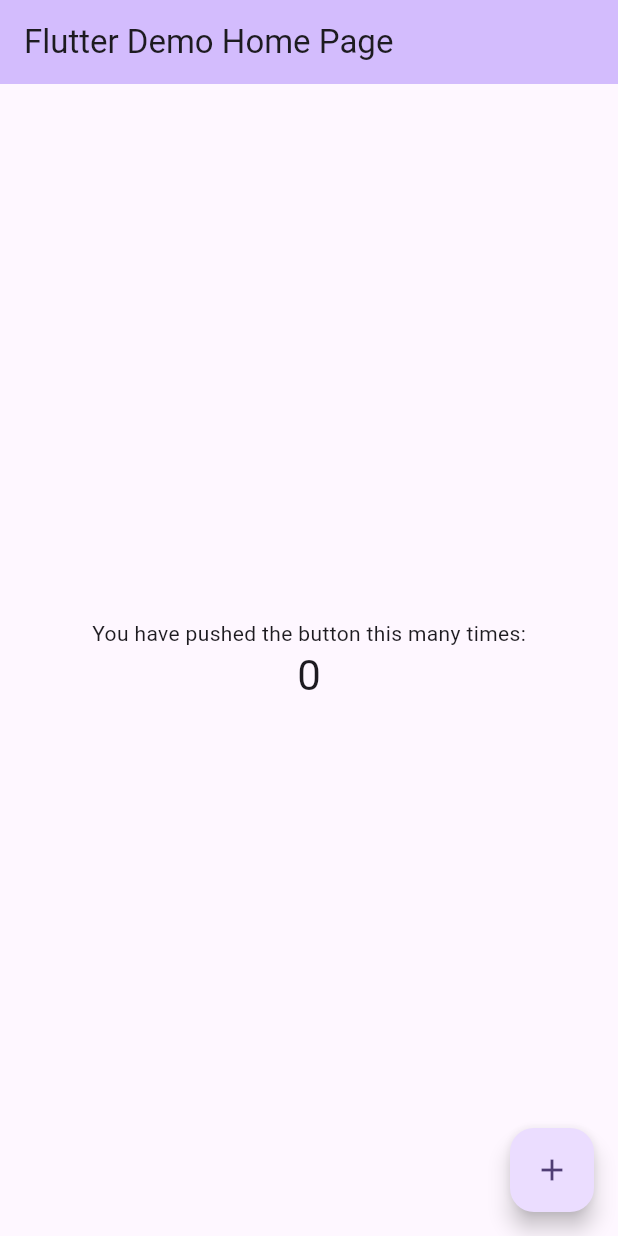
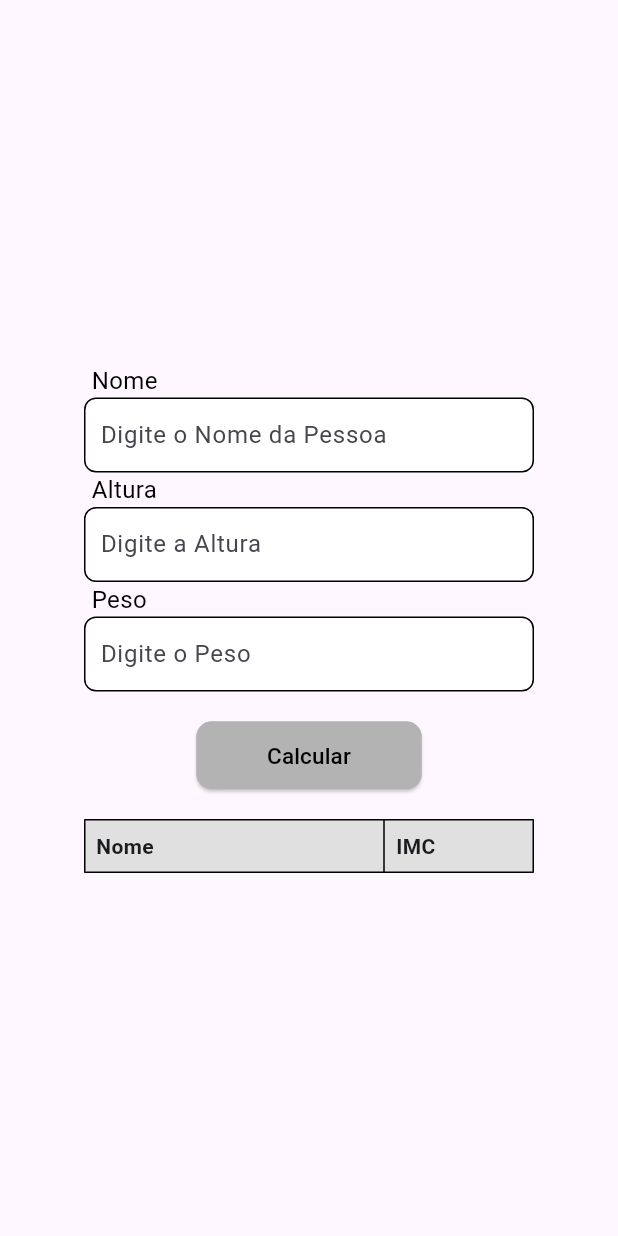
Before and after one commit to TempestTH/IMC-Flutter-, a Flutter app: the screen it shows after launch, on a phone screen of 412 x 824 dp. Run offline on Flutter 3.47's test engine with Material 3 defaults, Android fonts, the phone set to English and light mode, and no system bars.

Commit message:
Projeto inicial

```diff
--- /dev/null
+++ b/lib/classes/pessoa.dart
@@ -0,0 +1,29 @@
+class Pessoa {
+  String _nome = "";
+  double _altura = 0.0;
+  double _peso = 0;
+
+  void setNome(String nome) {
+    _nome = nome;
+  }
+
+  void setAltura(double altura) {
+    _altura = altura;
+  }
+
+  void setPeso(double peso) {
+    _peso = peso;
+  }
+
+  double getPeso() {
+    return _peso;
+  }
+
+  double getAltura() {
+    return _altura;
+  }
+
+  String getNome() {
+    return _nome;
+  }
+}
--- /dev/null
+++ b/lib/controle/imc.dart
@@ -0,0 +1,3 @@
+double calcular(double altura, double peso) {
+  return peso / (altura*altura);
+}
--- a/lib/main.dart
+++ b/lib/main.dart
@@ -1,122 +1,6 @@
 import 'package:flutter/material.dart';
+import 'myapp.dart';
 
-void main() {
-  runApp(const MyApp());
+void main(List<String> args) {
+  runApp(MyApp());
 }
-
-class MyApp extends StatelessWidget {
-  const MyApp({super.key});
-
-  // This widget is the root of your application.
-  @override
-  Widget build(BuildContext context) {
-    return MaterialApp(
-      title: 'Flutter Demo',
-      theme: ThemeData(
-        // This is the theme of your application.
-        //
-        // TRY THIS: Try running your application with "flutter run". You'll see
-        // the application has a purple toolbar. Then, without quitting the app,
-        // try changing the seedColor in the colorScheme below to Colors.green
-        // and then invoke "hot reload" (save your changes or press the "hot
-        // reload" button in a Flutter-supported IDE, or press "r" if you used
-        // the command line to start the app).
-        //
-        // Notice that the counter didn't reset back to zero; the application
-        // state is not lost during the reload. To reset the state, use hot
-        // restart instead.
-        //
-        // This works for code too, not just values: Most code changes can be
-        // tested with just a hot reload.
-        colorScheme: ColorScheme.fromSeed(seedColor: Colors.deepPurple),
-      ),
-      home: const MyHomePage(title: 'Flutter Demo Home Page'),
-    );
-  }
-}
-
-class MyHomePage extends StatefulWidget {
-  const MyHomePage({super.key, required this.title});
-
-  // This widget is the home page of your application. It is stateful, meaning
-  // that it has a State object (defined below) that contains fields that affect
-  // how it looks.
-
-  // This class is the configuration for the state. It holds the values (in this
-  // case the title) provided by the parent (in this case the App widget) and
-  // used by the build method of the State. Fields in a Widget subclass are
-  // always marked "final".
-
-  final String title;
-
-  @override
-  State<MyHomePage> createState() => _MyHomePageState();
-}
-
-class _MyHomePageState extends State<MyHomePage> {
-  int _counter = 0;
-
-  void _incrementCounter() {
-    setState(() {
-      // This call to setState tells the Flutter framework that something has
-      // changed in this State, which causes it to rerun the build method below
-      // so that the display can reflect the updated values. If we changed
-      // _counter without calling setState(), then the build method would not be
-      // called again, and so nothing would appear to happen.
-      _counter++;
-    });
-  }
-
-  @override
-  Widget build(BuildContext context) {
-    // This method is rerun every time setState is called, for instance as done
-    // by the _incrementCounter method above.
-    //
-    // The Flutter framework has been optimized to make rerunning build methods
-    // fast, so that you can just rebuild anything that needs updating rather
-    // than having to individually change instances of widgets.
-    return Scaffold(
-      appBar: AppBar(
-        // TRY THIS: Try changing the color here to a specific color (to
-        // Colors.amber, perhaps?) and trigger a hot reload to see the AppBar
-        // change color while the other colors stay the same.
-        backgroundColor: Theme.of(context).colorScheme.inversePrimary,
-        // Here we take the value from the MyHomePage object that was created by
-        // the App.build method, and use it to set our appbar title.
-        title: Text(widget.title),
-      ),
-      body: Center(
-        // Center is a layout widget. It takes a single child and positions it
-        // in the middle of the parent.
-        child: Column(
-          // Column is also a layout widget. It takes a list of children and
-          // arranges them vertically. By default, it sizes itself to fit its
-          // children horizontally, and tries to be as tall as its parent.
-          //
-          // Column has various properties to control how it sizes itself and
-          // how it positions its children. Here we use mainAxisAlignment to
-          // center the children vertically; the main axis here is the vertical
-          // axis because Columns are vertical (the cross axis would be
-          // horizontal).
-          //
-          // TRY THIS: Invoke "debug painting" (choose the "Toggle Debug Paint"
-          // action in the IDE, or press "p" in the console), to see the
-          // wireframe for each widget.
-          mainAxisAlignment: MainAxisAlignment.center,
-          children: <Widget>[
-            const Text('You have pushed the button this many times:'),
-            Text(
-              '$_counter',
-              style: Theme.of(context).textTheme.headlineMedium,
-            ),
-          ],
-        ),
-      ),
-      floatingActionButton: FloatingActionButton(
-        onPressed: _incrementCounter,
-        tooltip: 'Increment',
-        child: const Icon(Icons.add),
-      ), // This trailing comma makes auto-formatting nicer for build methods.
-    );
-  }
-}
--- /dev/null
+++ b/lib/myapp.dart
@@ -0,0 +1,13 @@
+import 'package:flutter/material.dart';
+import 'package:imc/pages/homePage.dart';
+
+class MyApp extends StatelessWidget {
+  const MyApp({super.key});
+
+  @override
+  Widget build(BuildContext context) {
+    return MaterialApp(
+      home: Homepage(),
+    );
+  }
+}
--- /dev/null
+++ b/lib/pages/homePage.dart
@@ -0,0 +1,259 @@
+import 'package:flutter/material.dart';
+import 'package:flutter/services.dart';
+import 'package:imc/classes/pessoa.dart';
+import 'package:imc/controle/imc.dart';
+
+class Homepage extends StatefulWidget {
+  const Homepage({super.key});
+
+  @override
+  State<Homepage> createState() => _HomepageState();
+}
+
+class _HomepageState extends State<Homepage> {
+  List<Map<String, dynamic>> registros = [];
+  final nomeController = TextEditingController();
+  final alturaController = TextEditingController();
+  final pesoController = TextEditingController();
+  Pessoa pessoa = Pessoa();
+
+  bool camposValidos() {
+    return pessoa.getNome().isNotEmpty &&
+        pessoa.getAltura() > 0 &&
+        pessoa.getPeso() > 0;
+  }
+
+  @override
+  Widget build(BuildContext context) {
+    return Scaffold(
+      body: Center(
+        child: Column(
+          mainAxisSize: MainAxisSize.min,
+          mainAxisAlignment: MainAxisAlignment.start,
+          crossAxisAlignment: CrossAxisAlignment.center,
+          children: [
+            Container(
+              width: 290,
+              child: const Text(
+                "Nome",
+                style: TextStyle(
+                  color: Color.fromARGB(255, 0, 0, 0),
+                  fontSize: 16,
+                ),
+              ),
+            ),
+            Container(
+              width: 300,
+              height: 50,
+              decoration: BoxDecoration(
+                borderRadius: BorderRadius.circular(8),
+                border: Border.all(color: Colors.black, width: 1),
+                color: Colors.white,
+              ),
+              child: Center(
+                child: TextField(
+                  controller: nomeController,
+                  decoration: InputDecoration(
+                    border: InputBorder.none,
+                    contentPadding: EdgeInsets.symmetric(horizontal: 10),
+                    hintText: 'Digite o Nome da Pessoa',
+                  ),
+                  onChanged: (text) {
+                    pessoa.setNome(text);
+                  },
+                  style: const TextStyle(color: Colors.black, fontSize: 16),
+                ),
+              ),
+            ),
+            Container(
+              width: 290,
+              child: const Text(
+                "Altura",
+                style: TextStyle(
+                  color: Color.fromARGB(255, 0, 0, 0),
+                  fontSize: 16,
+                ),
+              ),
+            ),
+            Container(
+              width: 300,
+              height: 50,
+              decoration: BoxDecoration(
+                borderRadius: BorderRadius.circular(8),
+                border: Border.all(color: Colors.black, width: 1),
+                color: Colors.white,
+              ),
+              child: Center(
+                child: TextField(
+                  controller: alturaController,
+                  decoration: InputDecoration(
+                    border: InputBorder.none,
+                    contentPadding: EdgeInsets.symmetric(horizontal: 10),
+                    hintText: 'Digite a Altura',
+                  ),
+                  keyboardType: TextInputType.numberWithOptions(decimal: true),
+                  inputFormatters: [
+                    FilteringTextInputFormatter.allow(RegExp(r'^\d*\.?\d*')),
+                  ],
+                  onChanged: (text) {
+                    pessoa.setAltura(double.tryParse(text) ?? 0.0);
+                  },
+                  style: const TextStyle(color: Colors.black, fontSize: 16),
+                ),
+              ),
+            ),
+            Container(
+              width: 290,
+              child: const Text(
+                "Peso",
+                style: TextStyle(
+                  color: Color.fromARGB(255, 0, 0, 0),
+                  fontSize: 16,
+                ),
+              ),
+            ),
+            Container(
+              width: 300,
+              height: 50,
+              decoration: BoxDecoration(
+                borderRadius: BorderRadius.circular(8),
+                border: Border.all(color: Colors.black, width: 1),
+                color: Colors.white,
+              ),
+              child: Center(
+                child: TextField(
+                  controller: pesoController,
+                  decoration: InputDecoration(
+                    border: InputBorder.none, // REMOVE a linha azul
+                    contentPadding: EdgeInsets.symmetric(horizontal: 10),
+                    hintText: 'Digite o Peso', // Opcional
+                  ),
+                  keyboardType: TextInputType.numberWithOptions(decimal: true),
+                  inputFormatters: [
+                    FilteringTextInputFormatter.allow(RegExp(r'^\d*\.?\d*')),
+                  ],
+                  onChanged: (text) {
+                    pessoa.setPeso(double.tryParse(text) ?? 0.0);
+                  },
+                  style: const TextStyle(color: Colors.black, fontSize: 16),
+                ),
+              ),
+            ),
+            SizedBox(height: 20),
+            Container(
+              //Cadastro
+              width: 150,
+              height: 45,
+              child: Row(
+                children: [
+                  Container(
+                    width: 150,
+                    height: 45,
+                    child: ElevatedButton(
+                      style: ButtonStyle(
+                        backgroundColor:
+                            WidgetStateProperty.resolveWith<Color?>((states) {
+                              if (states.contains(WidgetState.pressed)) {
+                                return const Color.fromARGB(255, 21, 4, 41);
+                              }
+                              return const Color(0xffb3b3b3);
+                            }),
+                        shape: WidgetStateProperty.all<RoundedRectangleBorder>(
+                          RoundedRectangleBorder(
+                            borderRadius: BorderRadius.circular(10.0),
+                            side: const BorderSide(color: Color(0xffb3b3b3)),
+                          ),
+                        ),
+                      ),
+                      onPressed: () {
+                        if (!camposValidos()) {
+                          ScaffoldMessenger.of(context).showSnackBar(
+                            SnackBar(
+                              content: Text(
+                                "Preencha todos os campos corretamente.",
+                              ),
+                              backgroundColor: Colors.red,
+                            ),
+                          );
+                          return;
+                        }
+                        double imc = calcular(
+                          pessoa.getAltura(),
+                          pessoa.getPeso(),
+                        );
+                        setState(() {
+                          registros.add({
+                            'nome': pessoa.getNome(),
+                            'imc': imc.toStringAsFixed(2),
+                          });
+
+                          // Limpar os campos
+                          pessoa = Pessoa(); // zera os dados
+                          nomeController.clear();
+                          alturaController.clear();
+                          pesoController.clear();
+                        });
+                      },
+                      //-----------------------------------------------------------------------------------------------------------------------------------------
+                      child: const Text(
+                        "Calcular",
+                        textAlign: TextAlign.center,
+                        style: TextStyle(color: Colors.black, fontSize: 15),
+                      ),
+                    ),
+                  ),
+                ],
+              ),
+            ),
+            SizedBox(height: 20),
+            Container(
+              width: 300,
+              child: Table(
+                border: TableBorder.all(),
+                columnWidths: const {
+                  0: FlexColumnWidth(2),
+                  1: FlexColumnWidth(1),
+                },
+                children: [
+                  TableRow(
+                    decoration: BoxDecoration(color: Colors.grey[300]),
+                    children: const [
+                      Padding(
+                        padding: EdgeInsets.all(8.0),
+                        child: Text(
+                          "Nome",
+                          style: TextStyle(fontWeight: FontWeight.bold),
+                        ),
+                      ),
+                      Padding(
+                        padding: EdgeInsets.all(8.0),
+                        child: Text(
+                          "IMC",
+                          style: TextStyle(fontWeight: FontWeight.bold),
+                        ),
+                      ),
+                    ],
+                  ),
+                  ...registros.map(
+                    (registro) => TableRow(
+                      children: [
+                        Padding(
+                          padding: EdgeInsets.all(8.0),
+                          child: Text(registro['nome']),
+                        ),
+                        Padding(
+                          padding: EdgeInsets.all(8.0),
+                          child: Text(registro['imc'].toString()),
+                        ),
+                      ],
+                    ),
+                  ),
+                ],
+              ),
+            ),
+          ],
+        ),
+      ),
+    );
+  }
+}
```
Also changed, not shown: pubspec.lock, 1 other file.
